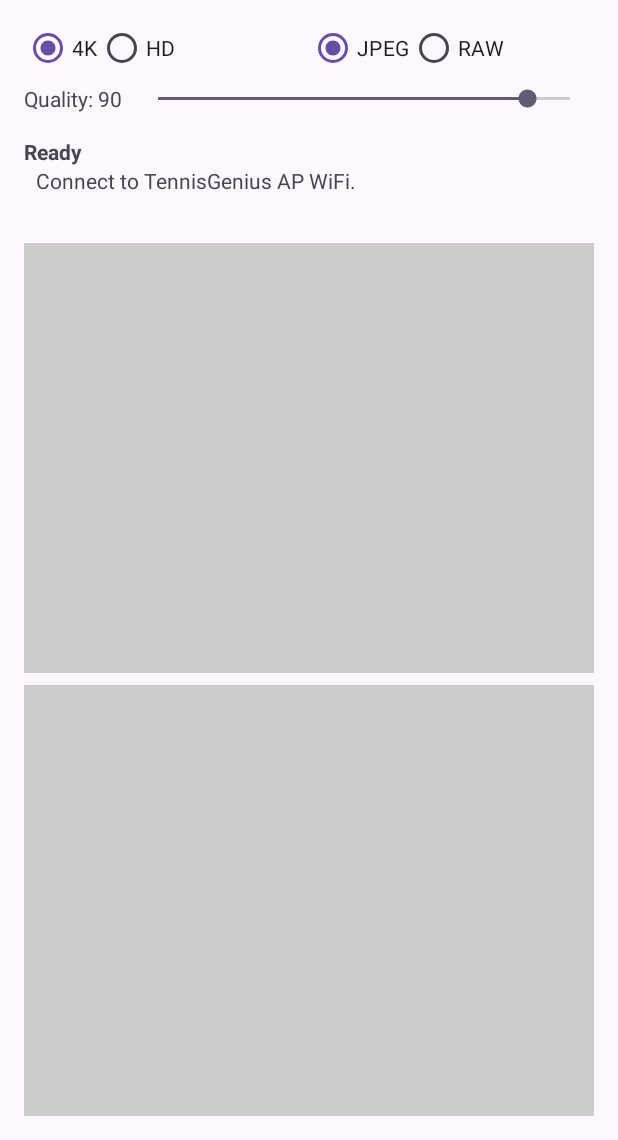
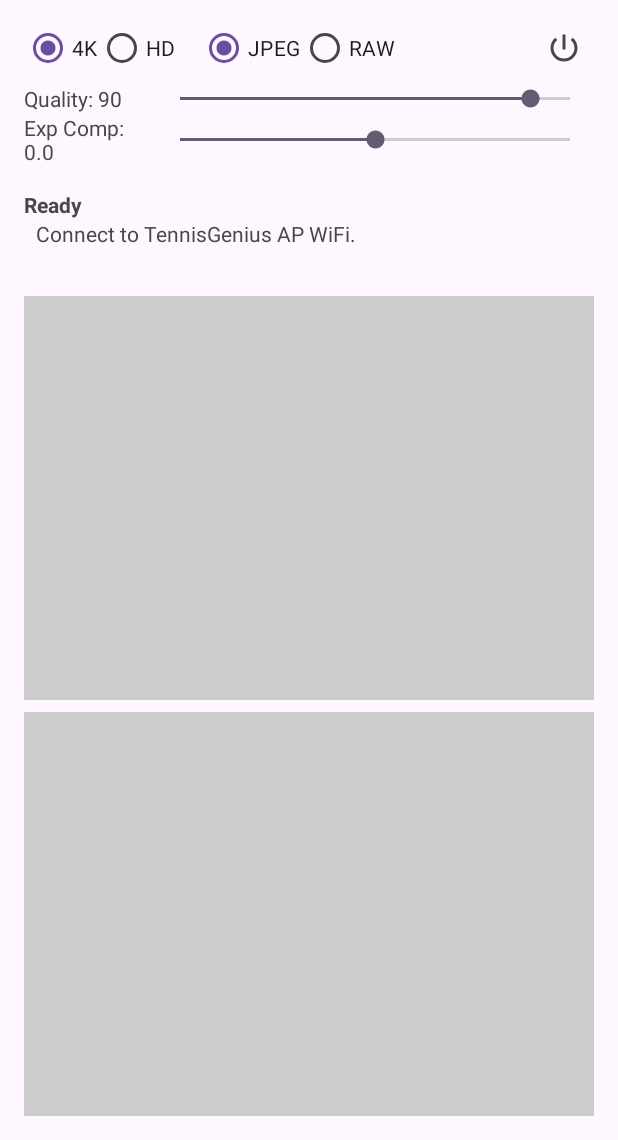
Before and after one commit to murveit/TGConnect, an Android app: the screen it shows after launch (MainActivity), on a phone screen of 412 x 824 dp, the part 96-1236 px from its top. Run offline under Robolectric (Android 15) with nearby library versions, the light colour scheme and no system bars.

Commit message:
power off

```diff
--- a/app/src/main/java/com/murveit/tgcontrol/MainActivity.java
+++ b/app/src/main/java/com/murveit/tgcontrol/MainActivity.java
@@ -8,6 +8,7 @@ import android.os.Looper;
 import android.util.Log;
 import android.view.View;
 import android.widget.Button;
+import android.widget.ImageButton;
 import android.widget.ImageView;
 import android.widget.RadioButton;
 import android.widget.RadioGroup;
@@ -15,6 +16,7 @@ import android.widget.SeekBar;
 import android.widget.TextView;
 import android.widget.Toast;
 
+import androidx.appcompat.app.AlertDialog;
 import androidx.appcompat.app.AppCompatActivity;
 
 import java.io.ByteArrayOutputStream;
@@ -32,15 +34,21 @@ public class MainActivity extends AppCompatActivity {
 
 
     // Use 10.0.2.2 to test with an emulator and running the server on the laptop.
-    private static final String TennisGenius_HOST = "10.0.2.2";
+    private static final String Emulator_HOST = "10.0.2.2";
+    // Use 10.42.0.1 when the phone is on the TG_AP network.
+    private static final String TG_AP_HOST = "10.42.0.1";
+    // Use localhost when debugging with a mock server and client on same machine.
+    private static final String MOCK_HOST = "localhost";
+    private static final String TennisGenius_HOST = TG_AP_HOST;
     private static final int TennisGenius_PORT = 8000;
     private static final int CONNECTION_TIMEOUT_MS = 5000; // 5 seconds
     private static final int SIZE_HEADER_LENGTH = 10;
 
-    // NEW: Commands for server communication
-    private static final String CMD_START_RECORDING = "START_RECORDING:%s,%s\n";
+    // Commands for server communication
+    private static final String CMD_START_RECORDING = "START_RECORDING:%s,%s,ExpComp=%.2f\n";
     private static final String CMD_STOP_RECORDING = "STOP_RECORDING\n";
-    private static final String CMD_CAPTURE_PHOTO = "CAPTURE_PHOTO:%s,%s,0.25\n";
+    private static final String CMD_CAPTURE_PHOTO = "CAPTURE_PHOTO:%s,%s,0.25,ExpComp=%.2f\n";
+    private static final String CMD_SHUTDOWN_SYSTEM = "SHUTDOWN_SYSTEM\n";
 
 
     private Handler mainHandler;
@@ -49,13 +57,16 @@ public class MainActivity extends AppCompatActivity {
     private Button btnConnect;
     private Button btnDisconnect;
     private RadioGroup rgResolution, rgFormat;
-    private RadioButton rb4K; // rbHD, rbJPEG, rbRAW are not needed as member variables
+    private RadioButton rb4K;
     private TextView tvJpegQualityLabel;
     private SeekBar sbJpegQuality;
     private TextView tvStatus1, tvStatus2;
     private Button btnStartRecording;
     private Button btnCapturePhotos;
-    private ImageView ivImage1, ivImage2; // NEW: Two ImageViews
+    private ImageView ivImage1, ivImage2;
+    private ImageButton btnPowerOff;
+    private SeekBar sbExpComp;
+    private TextView tvExpCompLabel;
 
 
     private Socket socket;
@@ -83,14 +94,18 @@ public class MainActivity extends AppCompatActivity {
         tvStatus2 = findViewById(R.id.tvStatus2);
         btnStartRecording = findViewById(R.id.btnStartRecording);
         btnCapturePhotos = findViewById(R.id.btnCapturePhotos);
-        ivImage1 = findViewById(R.id.ivImage1); // NEW
-        ivImage2 = findViewById(R.id.ivImage2); // NEW
+        ivImage1 = findViewById(R.id.ivImage1);
+        ivImage2 = findViewById(R.id.ivImage2);
+        btnPowerOff = findViewById(R.id.btnPowerOff);
+        sbExpComp = findViewById(R.id.sbExpComp);
+        tvExpCompLabel = findViewById(R.id.tvExpCompLabel);
 
         mainHandler = new Handler(Looper.getMainLooper());
 
         // Set listeners
         btnConnect.setOnClickListener(v -> connectToServer());
         btnDisconnect.setOnClickListener(v -> disconnectFromServer());
+        btnPowerOff.setOnClickListener(v -> showPowerOffDialog());
 
         // --- NEW BUTTON LOGIC ---
         btnStartRecording.setOnClickListener(v -> {
@@ -103,9 +118,11 @@ public class MainActivity extends AppCompatActivity {
                 // Get settings from UI
                 String resolution = rb4K.isChecked() ? "4K" : "HD";
                 String format = ((RadioButton) findViewById(rgFormat.getCheckedRadioButtonId())).getText().toString().toUpperCase();
+                // Get ExpComp value from slider (progress 0-16 -> -2.0 to +2.0)
+                float expCompValue = (sbExpComp.getProgress() - 8) * 0.25f;
 
                 // Format and send command
-                String command = String.format(Locale.US, CMD_START_RECORDING, resolution, format);
+                String command = String.format(Locale.US, CMD_START_RECORDING, resolution, format, expCompValue);
                 sendCommand(command);
 
             } else {
@@ -120,10 +137,16 @@ public class MainActivity extends AppCompatActivity {
             // Get settings from UI
             String resolution = rb4K.isChecked() ? "4K" : "HD";
             String format = ((RadioButton) findViewById(rgFormat.getCheckedRadioButtonId())).getText().toString().toUpperCase();
+            // Get ExpComp value from slider (progress 0-16 -> -2.0 to +2.0)
+            float expCompValue = (sbExpComp.getProgress() - 8) * 0.25f;
 
             // Format and send command
-            String command = String.format(Locale.US, CMD_CAPTURE_PHOTO, resolution, format);
+            String command = String.format(Locale.US, CMD_CAPTURE_PHOTO, resolution, format, expCompValue);
             sendCommand(command);
+
+            // Clear the image views for immediate feedback
+            ivImage1.setImageDrawable(null);
+            ivImage2.setImageDrawable(null);
         });
         // --- END NEW BUTTON LOGIC ---
 
@@ -138,8 +161,44 @@ public class MainActivity extends AppCompatActivity {
             public void onStopTrackingTouch(SeekBar seekBar) {}
         });
 
+        sbExpComp.setOnSeekBarChangeListener(new SeekBar.OnSeekBarChangeListener() {
+            @Override
+            public void onProgressChanged(SeekBar seekBar, int progress, boolean fromUser) {
+                // progress is 0-16, maps to -2.0 to +2.0 in 0.25 steps
+                float value = (progress - 8) * 0.25f;
+                tvExpCompLabel.setText(String.format(Locale.US, "Exp Comp: %.2f", value));
+            }
+            @Override
+            public void onStartTrackingTouch(SeekBar seekBar) {}
+            @Override
+            public void onStopTrackingTouch(SeekBar seekBar) {}
+        });
+
         updateUIStatus("Ready", "Connect to TennisGenius AP WiFi.");
         updateControlButtons(false); // Initial state is disconnected
+    }
+
+    private void showPowerOffDialog() {
+        if (socket == null || !socket.isConnected()) {
+            Toast.makeText(this, "Not connected to server.", Toast.LENGTH_SHORT).show();
+            return;
+        }
+
+        new AlertDialog.Builder(this)
+                .setTitle("Power Down Tennis Genius?")
+                .setMessage("Are you sure you want to shut down the server?")
+                .setPositiveButton("Yes", (dialog, which) -> {
+                    Log.d(TAG, "User confirmed power off. Sending command.");
+                    sendCommand(CMD_SHUTDOWN_SYSTEM);
+                    // Add a small delay for the command to be sent before disconnecting
+                    mainHandler.postDelayed(this::disconnectFromServer, 500);
+                })
+                .setNegativeButton("Cancel", (dialog, which) -> {
+                    Log.d(TAG, "User cancelled power off.");
+                    dialog.dismiss();
+                })
+                .setIcon(android.R.drawable.ic_dialog_alert)
+                .show();
     }
 
     private void connectToServer() {
@@ -226,6 +285,8 @@ public class MainActivity extends AppCompatActivity {
             rgFormat.getChildAt(i).setEnabled(enabled);
         }
         sbJpegQuality.setEnabled(enabled);
+        sbExpComp.setEnabled(enabled);
+        btnPowerOff.setEnabled(enabled);
     }
 
     // UPDATED: Now draws the bitmap on the specified ImageView
@@ -396,7 +457,6 @@ public class MainActivity extends AppCompatActivity {
         }
     }
 
-    // --- THE FIX IS HERE ---
     private void receiveImageFrame(final ImageView targetImageView) throws IOException {
         try { socket.setSoTimeout(5000); } catch (Exception e) { /* ignore */ }
 
@@ -408,7 +468,9 @@ public class MainActivity extends AppCompatActivity {
         try {
             imageSize = Integer.parseInt(headerStr);
         } catch (NumberFormatException e) {
-            throw new IOException("Malformed image size header received: '" + headerStr + "'");
+            String errorMsg = "Malformed image size header received: '" + headerStr + "'";
+            Log.e(TAG, errorMsg, e);
+            throw new IOException(errorMsg);
         }
 
         if (imageSize <= 0) {
--- /dev/null
+++ b/app/src/main/res/drawable/ic_power_off.xml
@@ -0,0 +1,10 @@
+<vector xmlns:android="http://schemas.android.com/apk/res/android"
+    android:width="24dp"
+    android:height="24dp"
+    android:viewportWidth="24.0"
+    android:viewportHeight="24.0"
+    android:tint="?attr/colorControlNormal">
+    <path
+        android:fillColor="@android:color/white"
+        android:pathData="M13,3h-2v10h2V3zm4.83,2.17l-1.42,1.42C17.99,7.86 19,9.81 19,12c0,3.87 -3.13,7 -7,7s-7,-3.13 -7,-7c0,-2.19 1.01,-4.14 2.58,-5.41L6.17,5.17C4.23,6.82 3,9.26 3,12c0,4.97 4.03,9 9,9s9,-4.03 9,-9c0,-2.74 -1.23,-5.18 -3.17,-6.83z"/>
+</vector>
--- a/app/src/main/res/layout/activity_main.xml
+++ b/app/src/main/res/layout/activity_main.xml
@@ -36,7 +36,7 @@
                 android:visibility="gone" />
         </LinearLayout>
 
-        <!-- Compact Resolution and Format Controls on a single line -->
+        <!-- Compact Resolution, Format, and Power Controls -->
         <LinearLayout
             android:layout_width="match_parent"
             android:layout_height="wrap_content"
@@ -46,9 +46,8 @@
             <!-- Resolution Radio Group -->
             <RadioGroup
                 android:id="@+id/rgResolution"
-                android:layout_width="0dp"
+                android:layout_width="wrap_content"
                 android:layout_height="wrap_content"
-                android:layout_weight="1"
                 android:orientation="horizontal">
 
                 <RadioButton
@@ -65,12 +64,16 @@
                     android:text="HD" />
             </RadioGroup>
 
+            <!-- Spacer -->
+            <Space
+                android:layout_width="16dp"
+                android:layout_height="wrap_content"/>
+
             <!-- Format Radio Group -->
             <RadioGroup
                 android:id="@+id/rgFormat"
-                android:layout_width="0dp"
+                android:layout_width="wrap_content"
                 android:layout_height="wrap_content"
-                android:layout_weight="1"
                 android:orientation="horizontal">
 
                 <RadioButton
@@ -86,18 +89,33 @@
                     android:layout_height="wrap_content"
                     android:text="RAW" />
             </RadioGroup>
+
+            <!-- Flexible Spacer to push power button to the right -->
+            <Space
+                android:layout_width="0dp"
+                android:layout_height="1dp"
+                android:layout_weight="1" />
+
+            <!-- Power Button -->
+            <ImageButton
+                android:id="@+id/btnPowerOff"
+                android:layout_width="wrap_content"
+                android:layout_height="wrap_content"
+                android:background="?attr/selectableItemBackgroundBorderless"
+                android:contentDescription="Power Off Server"
+                android:padding="8dp"
+                android:src="@drawable/ic_power_off" />
         </LinearLayout>
 
 
-        <!-- Compact JPEG Quality SeekBar on a single line -->
+        <!-- Compact JPEG Quality SeekBar -->
         <RelativeLayout
             android:layout_width="match_parent"
-            android:layout_height="wrap_content"
-            android:layout_marginBottom="16dp">
+            android:layout_height="wrap_content">
 
             <TextView
                 android:id="@+id/tvJpegQualityLabel"
-                android:layout_width="wrap_content"
+                android:layout_width="80dp"
                 android:layout_height="wrap_content"
                 android:layout_alignParentStart="true"
                 android:layout_centerVertical="true"
@@ -113,6 +131,33 @@
                 android:max="99"
                 android:progress="89" />
         </RelativeLayout>
+
+        <!-- NEW: Exposure Compensation SeekBar -->
+        <RelativeLayout
+            android:layout_width="match_parent"
+            android:layout_height="wrap_content"
+            android:layout_marginBottom="16dp">
+
+            <TextView
+                android:id="@+id/tvExpCompLabel"
+                android:layout_width="80dp"
+                android:layout_height="wrap_content"
+                android:layout_alignParentStart="true"
+                android:layout_centerVertical="true"
+                android:layout_marginEnd="8dp"
+                android:text="Exp Comp: 0.0" />
+
+            <SeekBar
+                android:id="@+id/sbExpComp"
+                android:layout_width="match_parent"
+                android:layout_height="wrap_content"
+                android:layout_centerVertical="true"
+                android:layout_toEndOf="@id/tvExpCompLabel"
+                android:max="16"
+                android:progress="8" />
+
+        </RelativeLayout>
+
 
         <!-- Status Text Lines -->
         <TextView
```
